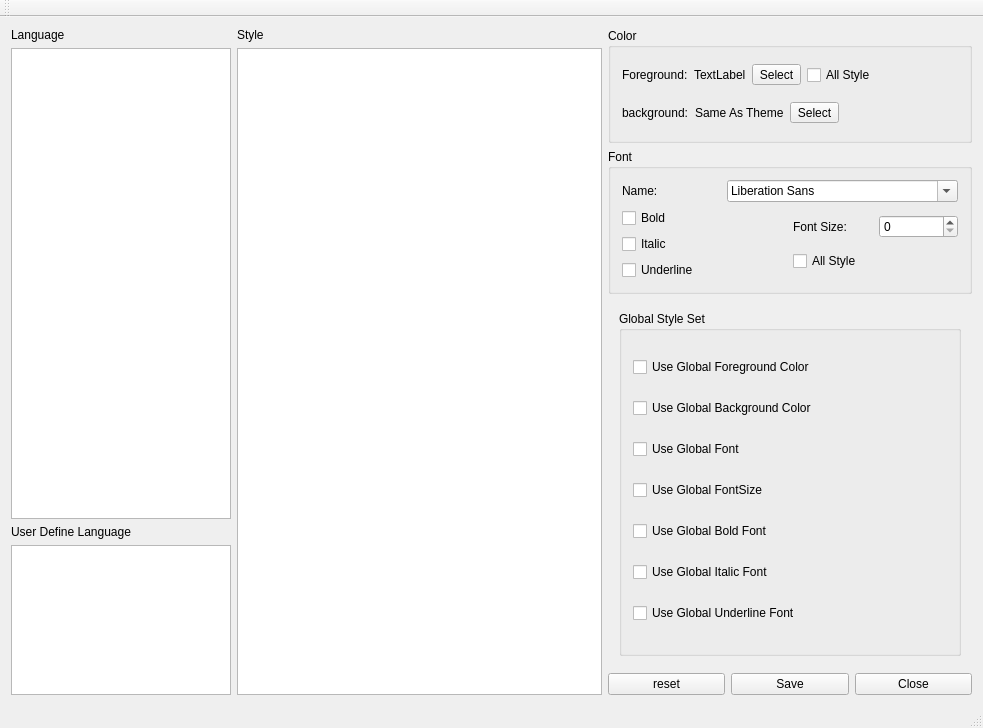
The window that src/qtlangset.ui (x2009again/notepad--) describes before a commit, drawn with Qt 5.
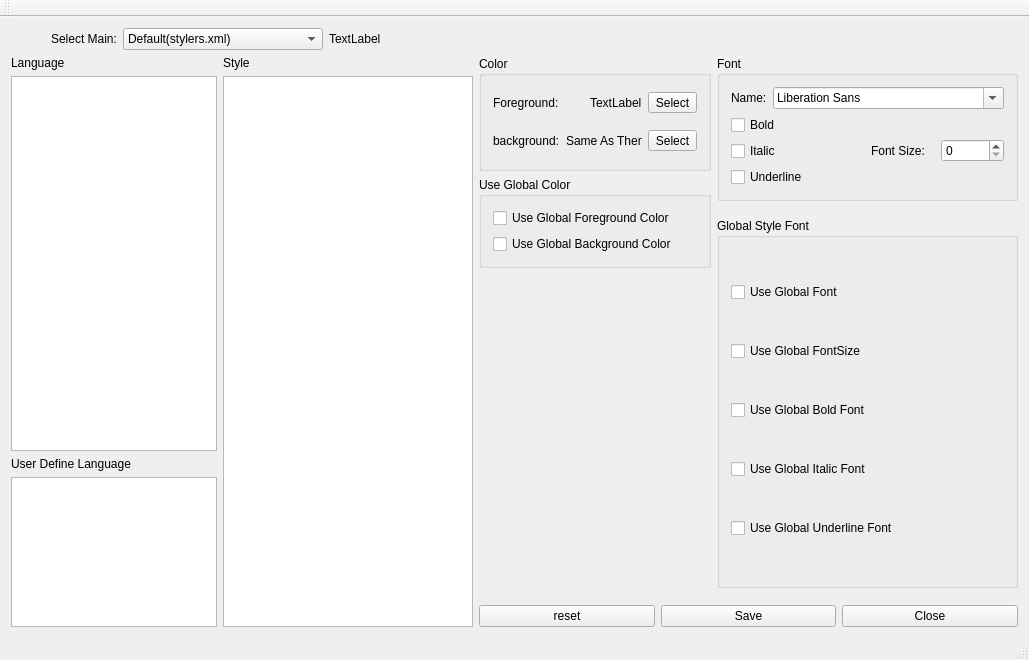
The same window after the commit. Icons and pictures are not drawn.

What changed in the file:
```diff
--- a/src/qtlangset.ui
+++ b/src/qtlangset.ui
@@ -6,8 +6,8 @@
    <rect>
     <x>0</x>
     <y>0</y>
-    <width>983</width>
-    <height>728</height>
+    <width>1029</width>
+    <height>660</height>
    </rect>
   </property>
   <property name="windowTitle">
@@ -18,8 +18,157 @@
     <normaloff>:/Resources/edit/global/ndd.ico</normaloff>:/Resources/edit/global/ndd.ico</iconset>
   </property>
   <widget class="QWidget" name="centralWidget">
+   <layout class="QVBoxLayout" name="verticalLayout_13">
+    <item>
    <layout class="QHBoxLayout" name="horizontalLayout_8">
     <item>
+       <spacer name="horizontalSpacer_4">
+        <property name="orientation">
+         <enum>Qt::Horizontal</enum>
+        </property>
+        <property name="sizeType">
+         <enum>QSizePolicy::Preferred</enum>
+        </property>
+        <property name="sizeHint" stdset="0">
+         <size>
+          <width>40</width>
+          <height>20</height>
+         </size>
+        </property>
+       </spacer>
+      </item>
+      <item>
+       <widget class="QLabel" name="label_10">
+        <property name="text">
+         <string>Select Main:</string>
+        </property>
+       </widget>
+      </item>
+      <item>
+       <widget class="QComboBox" name="mainThemesCbox">
+        <property name="minimumSize">
+         <size>
+          <width>200</width>
+          <height>0</height>
+         </size>
+        </property>
+        <item>
+         <property name="text">
+          <string>Default(stylers.xml)</string>
+         </property>
+        </item>
+        <item>
+         <property name="text">
+          <string>Bespin</string>
+         </property>
+        </item>
+        <item>
+         <property name="text">
+          <string>Black board</string>
+         </property>
+        </item>
+        <item>
+         <property name="text">
+          <string>Blue Light</string>
+         </property>
+        </item>
+        <item>
+         <property name="text">
+          <string>Choco</string>
+         </property>
+        </item>
+        <item>
+         <property name="text">
+          <string>DansLeRuSH-Dark</string>
+         </property>
+        </item>
+        <item>
+         <property name="text">
+          <string>Deep Black</string>
+         </property>
+        </item>
+        <item>
+         <property name="text">
+          <string>Lavender</string>
+         </property>
+        </item>
+        <item>
+         <property name="text">
+          <string>HotFudgeSundae</string>
+         </property>
+        </item>
+        <item>
+         <property name="text">
+          <string>Misty Rose</string>
+         </property>
+        </item>
+        <item>
+         <property name="text">
+          <string>Mono Industrial</string>
+         </property>
+        </item>
+        <item>
+         <property name="text">
+          <string>Monokai</string>
+         </property>
+        </item>
+        <item>
+         <property name="text">
+          <string>Obsidian</string>
+         </property>
+        </item>
+        <item>
+         <property name="text">
+          <string>Plastic Code Wrap</string>
+         </property>
+        </item>
+        <item>
+         <property name="text">
+          <string>Ruby Blue</string>
+         </property>
+        </item>
+        <item>
+         <property name="text">
+          <string>Twilight</string>
+         </property>
+        </item>
+        <item>
+         <property name="text">
+          <string>Vibrant Ink</string>
+         </property>
+        </item>
+        <item>
+         <property name="text">
+          <string>Yellow Rice</string>
+         </property>
+        </item>
+       </widget>
+      </item>
+      <item>
+       <widget class="QLabel" name="curThemes">
+        <property name="text">
+         <string>TextLabel</string>
+        </property>
+       </widget>
+      </item>
+      <item>
+       <spacer name="horizontalSpacer_3">
+        <property name="orientation">
+         <enum>Qt::Horizontal</enum>
+        </property>
+        <property name="sizeHint" stdset="0">
+         <size>
+          <width>40</width>
+          <height>20</height>
+         </size>
+        </property>
+       </spacer>
+      </item>
+     </layout>
+    </item>
+    <item>
+     <layout class="QHBoxLayout" name="horizontalLayout_11">
+      <item>
        <layout class="QVBoxLayout" name="verticalLayout">
         <item>
          <widget class="QLabel" name="label">
@@ -97,7 +246,11 @@
        </layout>
       </item>
     <item>
-     <layout class="QVBoxLayout" name="verticalLayout_9">
+       <layout class="QVBoxLayout" name="verticalLayout_12">
+        <item>
+         <layout class="QHBoxLayout" name="horizontalLayout_9">
+          <item>
+           <layout class="QVBoxLayout" name="verticalLayout_10">
       <item>
          <widget class="QGroupBox" name="groupBox_2">
           <property name="title">
@@ -139,26 +292,6 @@
                </property>
               </widget>
              </item>
-             <item>
-            <widget class="QCheckBox" name="modiryAllColor">
-             <property name="text">
-              <string>All Style</string>
-             </property>
-            </widget>
-           </item>
-           <item>
-              <spacer name="horizontalSpacer">
-               <property name="orientation">
-                <enum>Qt::Horizontal</enum>
-               </property>
-               <property name="sizeHint" stdset="0">
-                <size>
-                 <width>40</width>
-                 <height>20</height>
-                </size>
-               </property>
-              </spacer>
-             </item>
             </layout>
            </item>
            <item>
@@ -196,24 +329,54 @@
              </property>
             </widget>
            </item>
+                </layout>
+               </item>
+              </layout>
+             </widget>
+            </item>
            <item>
-              <spacer name="horizontalSpacer_2">
+             <widget class="QGroupBox" name="useGlobalColor">
+              <property name="title">
+               <string>Use Global Color</string>
+              </property>
+              <layout class="QVBoxLayout" name="verticalLayout_9">
+               <item>
+                <widget class="QCheckBox" name="useGbFc">
+                 <property name="text">
+                  <string>Use Global Foreground Color</string>
+                 </property>
+                </widget>
+               </item>
+               <item>
+                <widget class="QCheckBox" name="useGbBc">
+                 <property name="enabled">
+                  <bool>true</bool>
+                 </property>
+                 <property name="text">
+                  <string>Use Global Background Color</string>
+                 </property>
+                </widget>
+               </item>
+              </layout>
+             </widget>
+            </item>
+            <item>
+             <spacer name="verticalSpacer">
                <property name="orientation">
-                <enum>Qt::Horizontal</enum>
+               <enum>Qt::Vertical</enum>
                </property>
                <property name="sizeHint" stdset="0">
                 <size>
-                 <width>40</width>
-                 <height>20</height>
+                <width>20</width>
+                <height>40</height>
                 </size>
                </property>
               </spacer>
              </item>
             </layout>
            </item>
-          </layout>
-         </widget>
-        </item>
+          <item>
+           <layout class="QVBoxLayout" name="verticalLayout_11">
         <item>
          <widget class="QGroupBox" name="groupBox_3">
           <property name="title">
@@ -281,13 +444,6 @@
              </item>
             </layout>
            </item>
-             <item>
-              <widget class="QCheckBox" name="modifyAllFont">
-               <property name="text">
-                <string>All Style</string>
-               </property>
-              </widget>
-             </item>
           </layout>
            </item>
           </layout>
@@ -302,12 +458,24 @@
         </property>
         <widget class="QWidget" name="page_normal">
          <layout class="QGridLayout" name="gridLayout">
+                <property name="leftMargin">
+                 <number>0</number>
+                </property>
+                <property name="rightMargin">
+                 <number>0</number>
+                </property>
           <item row="0" column="0">
        <widget class="QGroupBox" name="groupBox">
         <property name="title">
          <string>Keyword And Mother </string>
           </property>
         <layout class="QVBoxLayout" name="verticalLayout_4">
+                   <property name="leftMargin">
+                    <number>0</number>
+                   </property>
+                   <property name="rightMargin">
+                    <number>0</number>
+                   </property>
          <item>
           <widget class="QPlainTextEdit" name="keywordTe">
            <property name="readOnly">
@@ -368,29 +536,18 @@
         </widget>
         <widget class="QWidget" name="page_global">
          <layout class="QGridLayout" name="gridLayout_2">
+                <property name="leftMargin">
+                 <number>0</number>
+                </property>
+                <property name="rightMargin">
+                 <number>0</number>
+                </property>
           <item row="0" column="0">
-           <widget class="QGroupBox" name="groupBox_4">
+                 <widget class="QGroupBox" name="useGlobalFont">
             <property name="title">
-             <string>Global Style Set</string>
+                   <string>Global Style Font</string>
             </property>
             <layout class="QVBoxLayout" name="verticalLayout_5">
-      <item>
-              <widget class="QCheckBox" name="useGbFc">
-               <property name="text">
-                <string>Use Global Foreground Color</string>
-               </property>
-              </widget>
-             </item>
-             <item>
-              <widget class="QCheckBox" name="useGbBc">
-               <property name="enabled">
-                <bool>true</bool>
-               </property>
-               <property name="text">
-                <string>Use Global Background Color</string>
-               </property>
-              </widget>
-             </item>
              <item>
               <widget class="QCheckBox" name="useGbFont">
                <property name="text">
@@ -433,6 +590,10 @@
         </widget>
        </widget>
       </item>
+           </layout>
+          </item>
+         </layout>
+        </item>
       <item>
        <layout class="QHBoxLayout" name="horizontalLayout_4">
         <item>
@@ -461,13 +622,15 @@
      </layout>
     </item>
    </layout>
+    </item>
+   </layout>
   </widget>
   <widget class="QMenuBar" name="menuBar">
    <property name="geometry">
     <rect>
      <x>0</x>
      <y>0</y>
-     <width>983</width>
+     <width>1029</width>
      <height>23</height>
     </rect>
    </property>
```
Left out of the diff: 65 changed lines with no effect on the pictures. Lines whose indentation alone changed are shown as unchanged.
